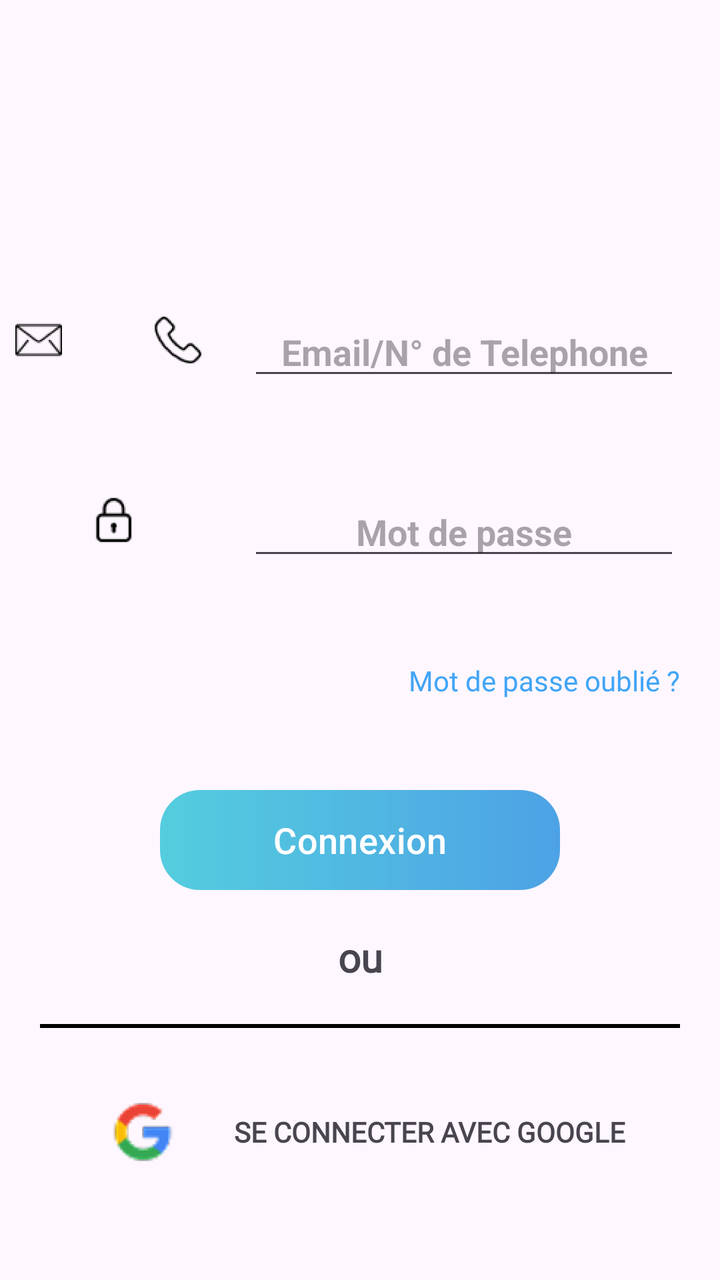
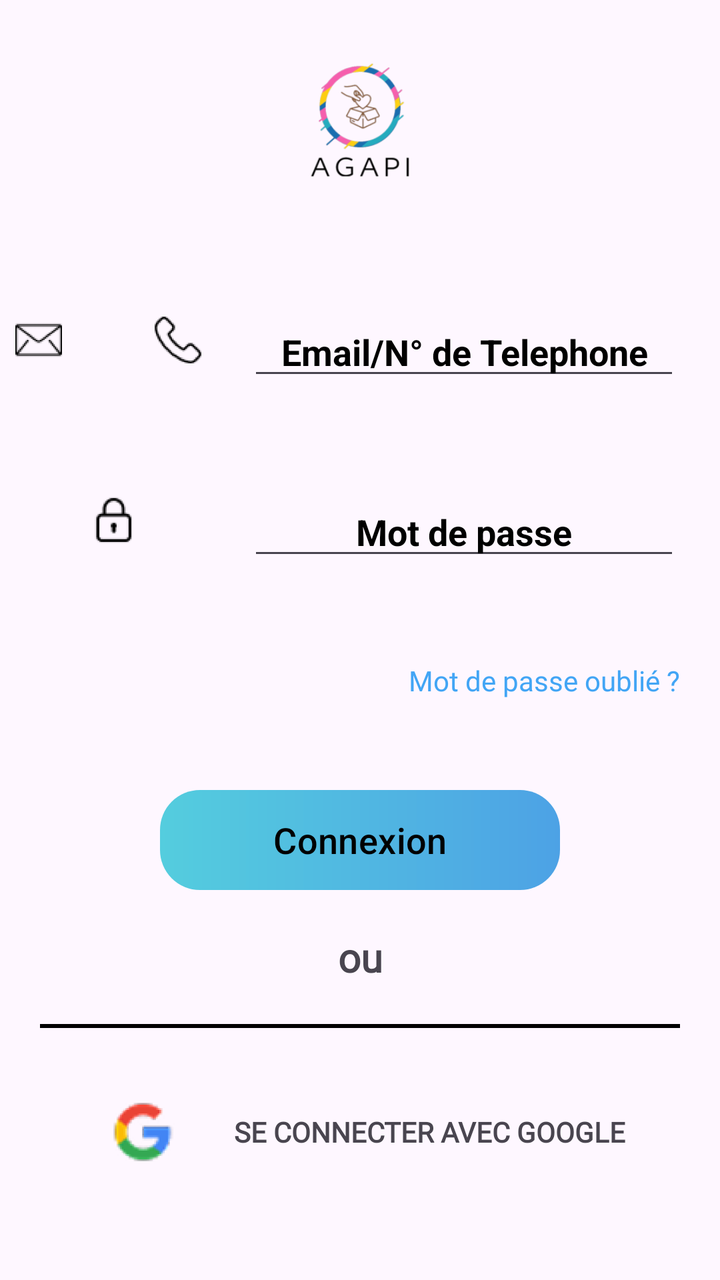

Screens rendered from an Android XML layout before and after an edit, with the pre-edit source and the edit as a unified diff.
<!-- AndroidManifest.xml: application theme Theme.NewAgapiVERSION311CLEAN -->
<!-- res/layout/fragment_login.xml -->
<androidx.constraintlayout.widget.ConstraintLayout xmlns:android="http://schemas.android.com/apk/res/android"
    xmlns:tools="http://schemas.android.com/tools"
    android:layout_width="match_parent"
    android:layout_height="match_parent"
    xmlns:app="http://schemas.android.com/apk/res-auto"
    tools:context="fragments.LoginFragment">

    <ImageView
        android:id="@+id/imageViewEmail"
        android:layout_width="50dp"
        android:layout_height="50dp"
        android:layout_marginBottom="300dp"
        app:layout_constraintBottom_toBottomOf="parent"
        app:layout_constraintStart_toStartOf="parent"
        app:layout_constraintEnd_toStartOf="@id/imageViewTelephone"
        app:layout_constraintTop_toTopOf="parent"
        app:srcCompat="@mipmap/icon_mail"
        app:layout_constraintWidth_percent="0.20"
        android:scaleType="centerCrop"




        />


    <ImageView
        android:id="@+id/imageViewTelephone"
        android:layout_width="50dp"
        android:layout_height="50dp"
        android:layout_marginStart="20dp"
        android:layout_marginEnd="16dp"
        app:layout_constraintBottom_toBottomOf="@id/imageViewEmail"
        app:layout_constraintStart_toEndOf="@id/imageViewEmail"
        app:layout_constraintEnd_toStartOf="@id/editTextMdp"
        app:layout_constraintTop_toTopOf="@id/imageViewEmail"
        app:srcCompat="@mipmap/icon_tel"
        app:layout_constraintWidth_percent="0.20"
        android:scaleType="centerCrop"


        />


    <EditText
        android:layout_width="0dp"
        android:layout_height="wrap_content"
        android:layout_marginLeft="10dp"
        android:layout_marginRight="20dp"
        android:hint="Email/N° de Telephone"
        android:textStyle="bold"
        android:gravity="center"
        app:layout_constraintBottom_toBottomOf="@id/imageViewTelephone"
        app:layout_constraintEnd_toEndOf="parent"
        app:layout_constraintStart_toEndOf="@id/imageViewTelephone"
        app:layout_constraintWidth_percent="0.6"


        />

    <ImageView
        android:id="@+id/imageVerrou"
        android:layout_width="50dp"
        android:layout_height="50dp"
        android:layout_gravity="center"
        android:layout_marginTop="40dp"
        app:layout_constraintStart_toEndOf="@id/imageViewEmail"
        app:layout_constraintTop_toBottomOf="@id/imageViewEmail"
        app:layout_constraintStart_toStartOf="parent"
        app:layout_constraintEnd_toStartOf="@id/editTextMdp"
        app:layout_constraintWidth_percent="0.4"
        android:scaleType="centerCrop"
        app:srcCompat="@mipmap/icon_verrou" />

    <EditText
        android:id="@+id/editTextMdp"
        android:layout_width="0dp"
        android:layout_height="wrap_content"
        android:layout_marginLeft="10dp"
        android:layout_marginRight="20dp"
        android:hint="Mot de passe"
        android:textStyle="bold"
        android:gravity="center"
        app:layout_constraintBottom_toBottomOf="@id/imageVerrou"
        app:layout_constraintEnd_toEndOf="parent"
        app:layout_constraintStart_toEndOf="@id/imageVerrou"

        app:layout_constraintWidth_percent="0.6"
        />


    <View
        android:id="@+id/view2"
        android:layout_width="0dp"
        android:layout_height="0dp"
        android:background="@drawable/background_button"
        app:layout_constraintBottom_toBottomOf="@id/buttonConnection"
        app:layout_constraintEnd_toEndOf="@id/buttonConnection"
        app:layout_constraintStart_toStartOf="@id/buttonConnection"
        app:layout_constraintTop_toTopOf="@id/buttonConnection">

    </View>

    <Button
        android:id="@+id/buttonConnection"
        android:layout_width="200dp"
        android:layout_height="50dp"
        android:layout_marginTop="200dp"
        android:background="#00FFFFFF"
        android:text="Connexion"
        android:textColor="@color/white"
        android:textSize="18dp"
        app:layout_constraintBottom_toBottomOf="parent"
        app:layout_constraintEnd_toEndOf="parent"
        app:layout_constraintStart_toStartOf="parent"
        app:layout_constraintTop_toTopOf="parent"

        />

    <TextView
        android:layout_width="wrap_content"
        android:layout_height="wrap_content"
        android:layout_marginEnd="20dp"
        android:fontFamily="@font/poppins"
        android:text="Mot de passe oublié ?"
        android:textAlignment="textEnd"
        android:textColor="@color/text_color"
        app:layout_constraintBottom_toTopOf="@+id/view2"
        app:layout_constraintEnd_toEndOf="parent"
        app:layout_constraintTop_toBottomOf="@id/editTextMdp" />


    <TextView
        android:id="@+id/ou"
        android:layout_width="wrap_content"
        android:layout_height="wrap_content"
        android:layout_marginTop="20dp"
        android:fontFamily="@font/poppins"
        android:text="ou"
        android:textAlignment="center"
        android:textSize="20sp"
        android:textStyle="bold"
        app:layout_constraintEnd_toEndOf="parent"
        app:layout_constraintStart_toStartOf="parent"
        app:layout_constraintTop_toBottomOf="@id/buttonConnection" />

    <View
        android:id="@+id/barrie"
        android:layout_width="0dp"
        android:layout_height="2dp"
        android:layout_margin="20dp"
        android:background="@color/black"
        app:layout_constraintEnd_toEndOf="parent"
        app:layout_constraintStart_toStartOf="parent"
        app:layout_constraintTop_toBottomOf="@id/ou">

    </View>

    <LinearLayout
        android:layout_width="match_parent"
        android:layout_height="wrap_content"
        android:gravity="center"
        android:orientation="horizontal"
        app:layout_constraintBottom_toBottomOf="parent"
        app:layout_constraintTop_toBottomOf="@id/ou">

        <ImageView
            android:id="@+id/icon_google"
            android:layout_width="50dp"
            android:layout_height="50dp"


            app:layout_constraintStart_toStartOf="parent"
            app:srcCompat="@mipmap/icon_google" />

        <TextView
            android:id="@+id/textconnectionGoogle"
            android:layout_width="wrap_content"
            android:layout_height="wrap_content"
            android:layout_marginStart="20dp"
            android:fontFamily="@font/poppins_medium"
            android:text="Se connecter avec google"
            android:textAlignment="center"
            android:textAllCaps="true"
            android:textSize="14sp"
            android:textStyle="bold">

        </TextView>


    </LinearLayout>

</androidx.constraintlayout.widget.ConstraintLayout>
<!-- resources referenced by this layout -->
<resources>
  <color name="black">#FF000000</color>
  <color name="text_color">#42A5F5</color>
  <color name="white">#FFFFFFFF</color>
  <!-- drawable background_button (drawable) -->
  <?xml version="1.0" encoding="utf-8"?>
  <shape xmlns:android="http://schemas.android.com/apk/res/android"
      >
  
      <gradient
          android:angle="0"
          android:startColor="#54CDDE"
          android:endColor="#4DA2E5"  />
  
      <corners
          android:topLeftRadius="20dp"
          android:topRightRadius="20dp"
          android:bottomLeftRadius="20dp"
          android:bottomRightRadius="20dp"/>
  
  </shape>
  <!-- mipmap icon_google: webp bitmap (mipmap-hdpi, 6128 bytes) -->
  <!-- mipmap icon_mail: webp bitmap (mipmap-hdpi, 1408 bytes) -->
  <!-- mipmap icon_tel: webp bitmap (mipmap-hdpi, 2814 bytes) -->
  <!-- mipmap icon_verrou: webp bitmap (mipmap-hdpi, 1292 bytes) -->
  <style name="Theme.NewAgapiVERSION311CLEAN" parent="Base.Theme.NewAgapiVERSION311CLEAN" />
  <style name="Base.Theme.NewAgapiVERSION311CLEAN" parent="Theme.Material3.DayNight.NoActionBar">
          
          
        
      </style>
</resources>

<!-- the commit's change to res/layout/fragment_login.xml (unified diff, before → after) -->
@@ -4,6 +4,17 @@
     android:layout_height="match_parent"
     xmlns:app="http://schemas.android.com/apk/res-auto"
     tools:context="fragments.LoginFragment">
+
+    <ImageView
+        android:id="@+id/imageView4"
+        android:layout_width="120dp"
+        android:layout_height="120dp"
+        android:backgroundTint="@color/transparent"
+        android:scaleType="fitXY"
+        android:src="@mipmap/icon_app"
+        app:layout_constraintEnd_toEndOf="parent"
+        app:layout_constraintStart_toStartOf="parent"
+        app:layout_constraintTop_toTopOf="parent" />
 
     <ImageView
         android:id="@+id/imageViewEmail"
@@ -50,6 +61,7 @@
         android:hint="Email/N° de Telephone"
         android:textStyle="bold"
         android:gravity="center"
+        android:textColorHint="@color/black"
         app:layout_constraintBottom_toBottomOf="@id/imageViewTelephone"
         app:layout_constraintEnd_toEndOf="parent"
         app:layout_constraintStart_toEndOf="@id/imageViewTelephone"
@@ -81,6 +93,7 @@
         android:hint="Mot de passe"
         android:textStyle="bold"
         android:gravity="center"
+        android:textColorHint="@color/black"
         app:layout_constraintBottom_toBottomOf="@id/imageVerrou"
         app:layout_constraintEnd_toEndOf="parent"
         app:layout_constraintStart_toEndOf="@id/imageVerrou"
@@ -108,7 +121,7 @@
         android:layout_marginTop="200dp"
         android:background="#00FFFFFF"
         android:text="Connexion"
-        android:textColor="@color/white"
+        android:textColor="@color/black"
         android:textSize="18dp"
         app:layout_constraintBottom_toBottomOf="parent"
         app:layout_constraintEnd_toEndOf="parent"
<!-- resource entries referenced after the edit -->
@@ -2,7 +2,7 @@
 <resources>
   <color name="black">#FF000000</color>
   <color name="text_color">#42A5F5</color>
-  <color name="white">#FFFFFFFF</color>
+  <color name="transparent">#00FFFFFF</color>
   <!-- drawable background_button (drawable) -->
   <?xml version="1.0" encoding="utf-8"?>
   <shape xmlns:android="http://schemas.android.com/apk/res/android"
@@ -20,6 +20,7 @@
           android:bottomRightRadius="20dp"/>
   
   </shape>
+  <!-- mipmap icon_app: webp bitmap (mipmap-hdpi, 4898 bytes) -->
   <!-- mipmap icon_google: webp bitmap (mipmap-hdpi, 6128 bytes) -->
   <!-- mipmap icon_mail: webp bitmap (mipmap-hdpi, 1408 bytes) -->
   <!-- mipmap icon_tel: webp bitmap (mipmap-hdpi, 2814 bytes) -->
